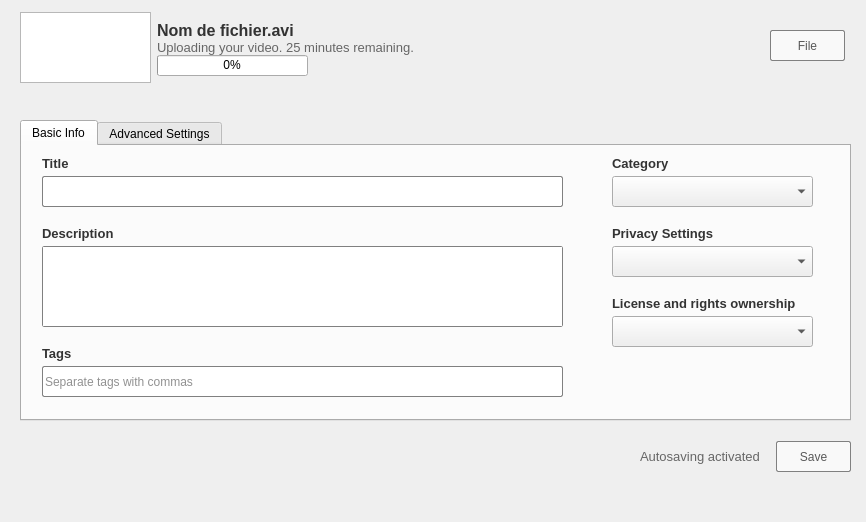
Before: the Qt Designer form upload.ui in ArthurTesta/client, drawn with Qt 5.
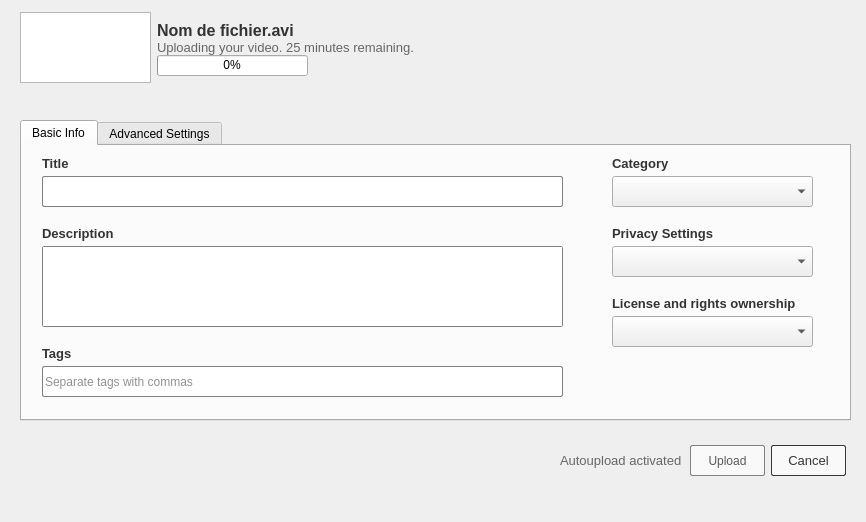
After: the same form once the commit is applied.

Diff of the .ui file:
```diff
--- a/upload.ui
+++ b/upload.ui
@@ -217,41 +217,6 @@
     </attribute>
    </widget>
   </widget>
-  <widget class="QPushButton" name="buttonFileToUpload">
-   <property name="geometry">
-    <rect>
-     <x>770</x>
-     <y>30</y>
-     <width>75</width>
-     <height>31</height>
-    </rect>
-   </property>
-   <property name="minimumSize">
-    <size>
-     <width>75</width>
-     <height>31</height>
-    </size>
-   </property>
-   <property name="maximumSize">
-    <size>
-     <width>75</width>
-     <height>31</height>
-    </size>
-   </property>
-   <property name="cursor">
-    <cursorShape>PointingHandCursor</cursorShape>
-   </property>
-   <property name="styleSheet">
-    <string notr="true">border: 1px solid gray;
-background-color:  #f9f9f9;
-border-radius: 2px;
-color: #595959;
-</string>
-   </property>
-   <property name="text">
-    <string>File</string>
-   </property>
-  </widget>
   <widget class="QWidget" name="layoutWidget">
    <property name="geometry">
     <rect>
@@ -383,13 +348,13 @@
     </item>
    </layout>
   </widget>
-  <widget class="QWidget" name="layoutWidget">
+  <widget class="QWidget" name="">
    <property name="geometry">
     <rect>
-     <x>640</x>
+     <x>560</x>
      <y>440</y>
-     <width>211</width>
-     <height>33</height>
+     <width>286</width>
+     <height>41</height>
     </rect>
    </property>
    <layout class="QHBoxLayout" name="horizontalLayout_3">
@@ -402,8 +367,8 @@
         </property>
         <property name="sizeHint" stdset="0">
          <size>
-          <width>0</width>
-          <height>0</height>
+          <width>13</width>
+          <height>13</height>
          </size>
         </property>
        </spacer>
@@ -414,7 +379,7 @@
          <string notr="true">font: 8pt &quot;Arial&quot;;</string>
         </property>
         <property name="text">
-         <string>&lt;html&gt;&lt;head/&gt;&lt;body&gt;&lt;p&gt;&lt;span style=&quot; font-size:10pt; color:#666666;&quot;&gt;Autosaving activated&lt;/span&gt;&lt;/p&gt;&lt;/body&gt;&lt;/html&gt;</string>
+         <string>&lt;html&gt;&lt;head/&gt;&lt;body&gt;&lt;p&gt;&lt;span style=&quot; font-size:10pt; color:#666666;&quot;&gt;Autoupload activated&lt;/span&gt;&lt;/p&gt;&lt;/body&gt;&lt;/html&gt;</string>
         </property>
        </widget>
       </item>
@@ -425,8 +390,8 @@
         </property>
         <property name="sizeHint" stdset="0">
          <size>
-          <width>0</width>
-          <height>0</height>
+          <width>13</width>
+          <height>13</height>
          </size>
         </property>
        </spacer>
@@ -461,7 +426,42 @@
 font: 75 10pt &quot;Arial&quot;;</string>
       </property>
       <property name="text">
-       <string>Save</string>
+       <string>Upload</string>
+      </property>
+     </widget>
+    </item>
+    <item>
+     <widget class="QPushButton" name="buttonCancel">
+      <property name="minimumSize">
+       <size>
+        <width>75</width>
+        <height>31</height>
+       </size>
+      </property>
+      <property name="maximumSize">
+       <size>
+        <width>75</width>
+        <height>31</height>
+       </size>
+      </property>
+      <property name="font">
+       <font>
+        <family>Arial</family>
+        <pointsize>10</pointsize>
+       </font>
+      </property>
+      <property name="cursor">
+       <cursorShape>PointingHandCursor</cursorShape>
+      </property>
+      <property name="styleSheet">
+       <string notr="true">border: 1px solid #363636;
+background-color:  #f9f9f9;
+border-radius: 2px;
+color: #363636;
+</string>
+      </property>
+      <property name="text">
+       <string>Cancel</string>
       </property>
      </widget>
     </item>
```
Left out of the diff: 4 changed lines with no effect on the pictures.
